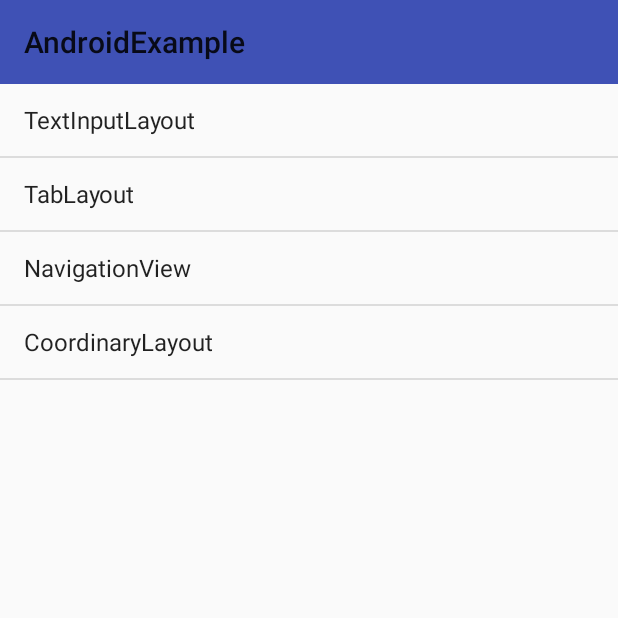
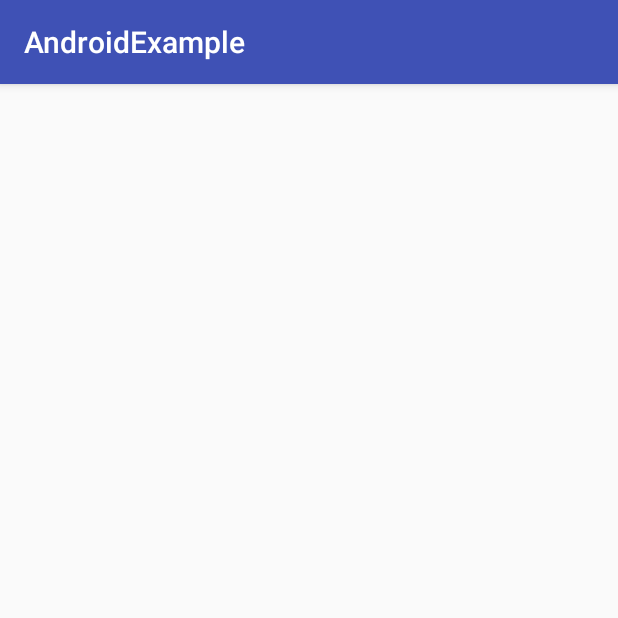
Before and after one commit to zouzhihao1992/AndroidExample, an Android app: the screen it shows after launch (MainActivity before the commit, CoordinatorLayoutActivity after it), after a tap on "CoordinaryLayout", on a phone screen of 412 x 824 dp, the top half of it. Run offline under Robolectric (Android 15) with nearby library versions, the phone set to English and light mode, and no system bars.

Commit message:
add recyclerView listview simple

```diff
--- a/app/build.gradle
+++ b/app/build.gradle
@@ -20,8 +20,9 @@ android {
 }
 
 dependencies {
-    compile fileTree(dir: 'libs', include: ['*.jar'])
+    compile fileTree(include: ['*.jar'], dir: 'libs')
     testCompile 'junit:junit:4.12'
     compile 'com.android.support:appcompat-v7:23.1.1'
     compile 'com.android.support:design:23.1.1'
+    compile 'com.android.support:recyclerview-v7:23.1.1'
 }
--- a/app/src/main/AndroidManifest.xml
+++ b/app/src/main/AndroidManifest.xml
@@ -20,6 +20,7 @@
         <activity android:name=".activity.TabLayoutActivity"></activity>
         <activity android:name=".activity.NavigationViewActivity"></activity>
         <activity android:name=".activity.CoordinatorLayoutActivity"></activity>
+        <activity android:name=".activity.RecyclerViewListView"></activity>
     </application>
 
 </manifest>
--- a/app/src/main/java/com/android/zzh/androidexample/activity/CoordinatorLayoutActivity.java
+++ b/app/src/main/java/com/android/zzh/androidexample/activity/CoordinatorLayoutActivity.java
@@ -1,9 +1,14 @@
 package com.android.zzh.androidexample.activity;
 
+import android.os.Build;
 import android.os.Bundle;
 import android.support.annotation.Nullable;
+import android.support.v4.view.ViewCompat;
 import android.support.v7.app.AppCompatActivity;
+import android.support.v7.widget.ListViewCompat;
 import android.support.v7.widget.Toolbar;
+import android.widget.ArrayAdapter;
+import android.widget.ListView;
 
 import com.android.zzh.androidexample.R;
 
@@ -12,11 +17,13 @@ import com.android.zzh.androidexample.R;
  */
 public class CoordinatorLayoutActivity extends AppCompatActivity {
     private Toolbar toolbar;
+    ListView listView;
     @Override
     protected void onCreate(@Nullable Bundle savedInstanceState) {
         super.onCreate(savedInstanceState);
         setContentView(R.layout.coordinator_layout);
-        toolbar = (Toolbar) findViewById(R.id.CoordinatorLayout);
+        toolbar = (Toolbar) findViewById(R.id.toolbar_coordinatorLayout);
         setSupportActionBar(toolbar);
+
     }
 }
--- a/app/src/main/java/com/android/zzh/androidexample/activity/MainActivity.java
+++ b/app/src/main/java/com/android/zzh/androidexample/activity/MainActivity.java
@@ -2,6 +2,7 @@ package com.android.zzh.androidexample.activity;
 
 import android.content.Intent;
 import android.os.Bundle;
+import android.support.design.widget.CoordinatorLayout;
 import android.support.v7.app.AppCompatActivity;
 import android.support.v7.widget.Toolbar;
 import android.view.View;
@@ -15,7 +16,8 @@ import com.android.zzh.androidexample.R;
  * Created by zzh on 16/2/14.
  */
 public class MainActivity extends AppCompatActivity {
-    private final static String[] names ={"TextInputLayout","TabLayout","NavigationView","CoordinaryLayout"};
+    private final static String[] names ={"TextInputLayout","TabLayout","NavigationView","CoordinaryLayout"
+    ,"RecyclerViewListView"};
     private ListView listView;
     @Override
     public void onCreate(Bundle savedInstanceState) {
@@ -41,6 +43,12 @@ public class MainActivity extends AppCompatActivity {
                     case 2:
                         startActivity(new Intent(MainActivity.this,NavigationViewActivity.class));
                         break;
+                    case 3:
+                        startActivity(new Intent(MainActivity.this, CoordinatorLayoutActivity.class));
+                        break;
+                    case 4:
+                        startActivity(new Intent(MainActivity.this,RecyclerViewListView.class));
+                        break;
                 }
             }
         });
--- a/app/src/main/res/layout/coordinator_layout.xml
+++ b/app/src/main/res/layout/coordinator_layout.xml
@@ -5,15 +5,30 @@
     android:layout_width="match_parent"
     android:layout_height="match_parent">
 
-    <android.support.v7.widget.Toolbar
-        android:id="@id/toolbar_coordinatorLayout"
+    <android.support.design.widget.AppBarLayout
         android:layout_width="match_parent"
-        android:layout_height="?attr/actionBarSize"
-        android:background="?attr/colorPrimary"
-        app:popupTheme="@style/ThemeOverlay.AppCompat.Light"
-        app:theme="@style/ThemeOverlay.AppCompat.Dark.ActionBar">
+        android:layout_height="wrap_content"
+        android:fitsSystemWindows="true"
 
-    </android.support.v7.widget.Toolbar>
+        >
+        <android.support.v7.widget.Toolbar
+            android:id="@+id/toolbar_coordinatorLayout"
+            android:layout_width="match_parent"
+            android:layout_height="?attr/actionBarSize"
+            android:background="?attr/colorPrimary"
+            app:popupTheme="@style/ThemeOverlay.AppCompat.Light"
+            app:theme="@style/ThemeOverlay.AppCompat.Dark.ActionBar"
+            app:layout_scrollFlags="scroll|enterAlways">
+            <!--layout_sccrollFlags这个属性需要放在toolbar中，经测试，放在AppLayout中不能生效-->
+        </android.support.v7.widget.Toolbar>
+    </android.support.design.widget.AppBarLayout>
+
+        <!--只有 NestedScrollView 和 RecyclerView 能相应 toolbar中的layout_scrollFlag属性。-->
+        <!--如果需要使用其他空间，应该将其放在NestedScrollView中。-->
+        <!--listview放在NestedScrollView中有冲突。解决办法见http://jingyan.baidu.com/article/afd8f4de4695af34e386e969.html（已保存在印象笔记）-->
+
+
+
 
 
 </android.support.design.widget.CoordinatorLayout>
--- a/app/src/main/res/layout/recyclerview_listview.xml
+++ b/app/src/main/res/layout/recyclerview_listview.xml
@@ -3,4 +3,10 @@
     android:layout_width="match_parent"
     android:layout_height="match_parent">
 
+    <android.support.v7.widget.RecyclerView
+        android:id="@+id/recyclerView_ListView"
+        android:layout_width="match_parent"
+        android:layout_height="match_parent">
+
+    </android.support.v7.widget.RecyclerView>
 </LinearLayout>
```
Also changed, not shown: app/src/main/java/com/android/zzh/androidexample/activity/RecyclerViewListView.java (+45 -1 lines), app/src/main/java/com/android/zzh/androidexample/adapter/MySimpleAdapter.java (+48 -1 lines), app/src/main/res/layout/item_single_textview.xml (+8 -1 lines).
